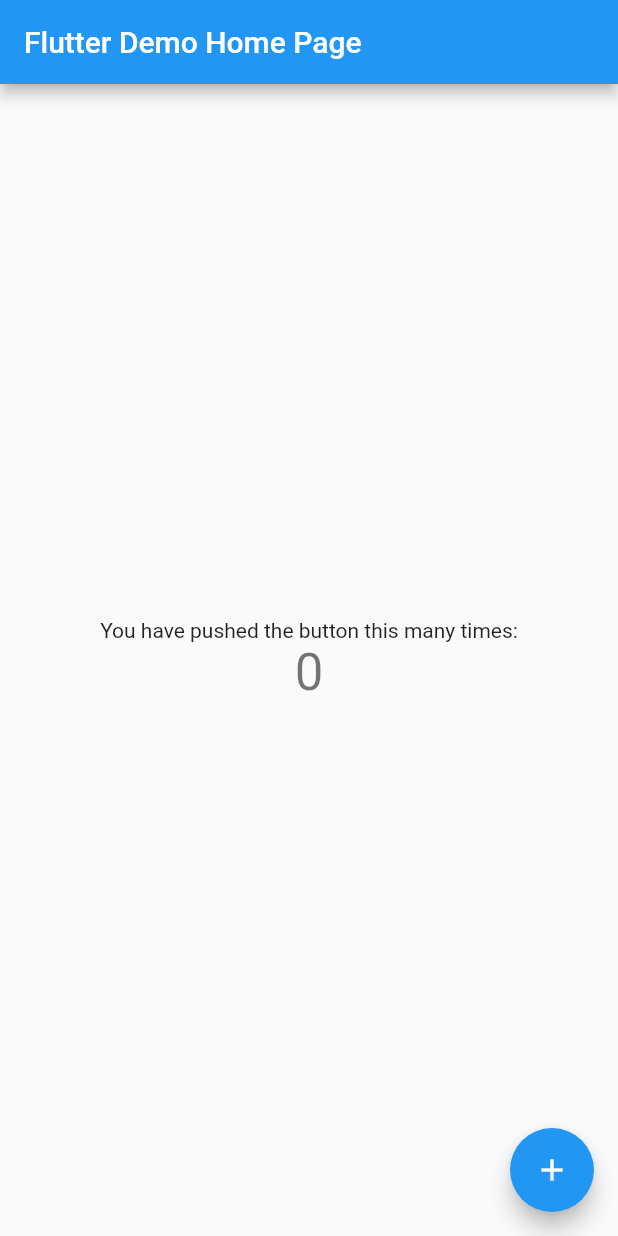
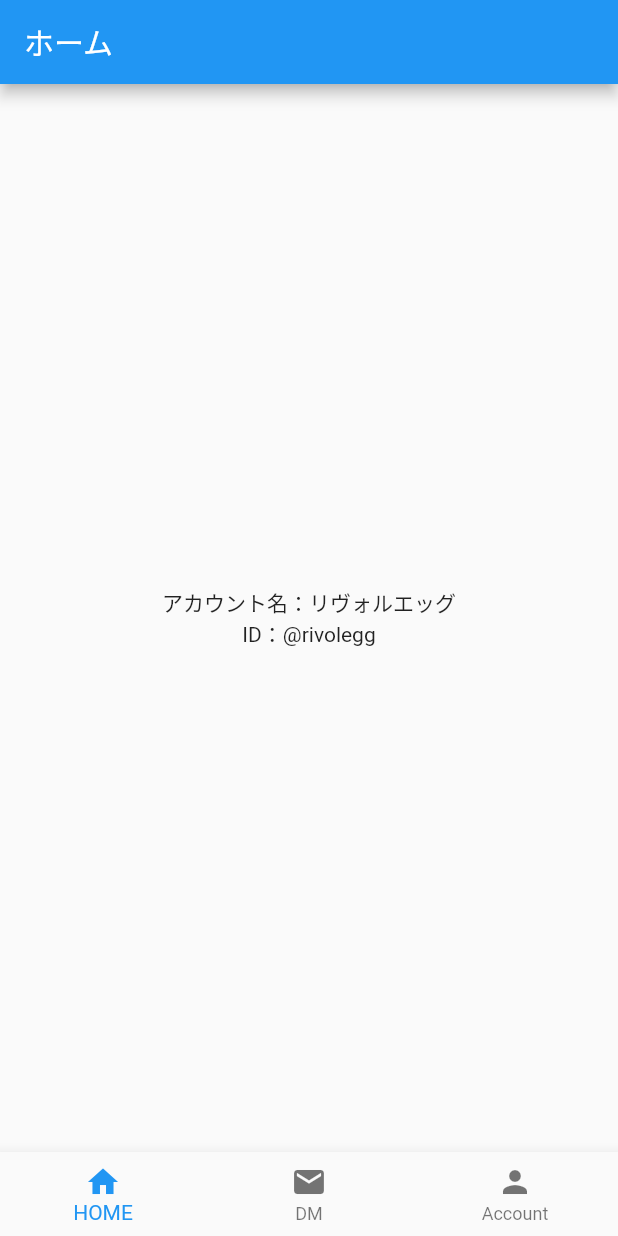
Before and after one commit to Ryota-nino/twitter_dm_sender, a Flutter app: the screen it shows after launch, on a phone screen of 412 x 824 dp. Run offline on Flutter 3.47's test engine with Material 2 defaults, Android fonts, the light colour scheme and no system bars; our stand-ins replace sqflite; accounts and stored records are empty.

Commit message:
`add` 簡単なレイアウト作成

```diff
--- /dev/null
+++ b/lib/home_screen.dart
@@ -0,0 +1,29 @@
+import 'package:flutter/material.dart';
+
+class HomeScreen extends StatelessWidget {
+  const HomeScreen({
+    super.key,
+  });
+
+  @override
+  Widget build(BuildContext context) {
+    return Scaffold(
+      appBar: AppBar(
+        title: Text("ホーム"),
+      ),
+      body: GestureDetector(
+        onTap: () => FocusManager.instance.primaryFocus?.unfocus(),
+        behavior: HitTestBehavior.opaque,
+        child: Center(
+          child: Column(
+            mainAxisAlignment: MainAxisAlignment.center,
+            children: [
+              Text("アカウント名：リヴォルエッグ"),
+              Text("ID：@rivolegg"),
+            ],
+          ),
+        ),
+      ),
+    );
+  }
+}
--- a/lib/main.dart
+++ b/lib/main.dart
@@ -1,45 +1,79 @@
 import 'package:flutter/material.dart';
+import 'package:flutter/services.dart';
+import 'package:twitter_dm_sender/account_screen.dart';
+import 'package:twitter_dm_sender/direct_message_screen.dart';
+import 'package:twitter_dm_sender/home_screen.dart';
 
 void main() {
   runApp(const MyApp());
 }
 
-class MyApp extends StatelessWidget {
+class MyApp extends StatefulWidget {
   const MyApp({super.key});
 
-  // This widget is the root of your application.
+  @override
+  State<MyApp> createState() => _MyAppState();
+}
+
+class _MyAppState extends State<MyApp> {
+  // ページインデックス保存用
+  int _screen = 0;
+  // 表示する Widget の一覧
+  static final List<Widget> _pageList = [
+    const HomeScreen(),
+    const DirectMessageScreen(title: "メッセージ一覧"),
+    const AccountScreen(),
+  ];
+
+  // ページ下部に並べるナビゲーションメニューの一覧
+  List<BottomNavigationBarItem> myBottomNavBarItems() {
+    return [
+      const BottomNavigationBarItem(
+        icon: Icon(Icons.home),
+        label: 'HOME',
+      ),
+      const BottomNavigationBarItem(
+        icon: Icon(Icons.mail),
+        label: 'DM',
+      ),
+      const BottomNavigationBarItem(
+        icon: Icon(Icons.person),
+        label: 'Account',
+      ),
+    ];
+  }
+
   @override
   Widget build(BuildContext context) {
     return MaterialApp(
-      title: 'Flutter Demo',
+      title: 'DM一斉送信',
       theme: ThemeData(
-        // This is the theme of your application.
-        //
-        // Try running your application with "flutter run". You'll see the
-        // application has a blue toolbar. Then, without quitting the app, try
-        // changing the primarySwatch below to Colors.green and then invoke
-        // "hot reload" (press "r" in the console where you ran "flutter run",
-        // or simply save your changes to "hot reload" in a Flutter IDE).
-        // Notice that the counter didn't reset back to zero; the application
-        // is not restarted.
         primarySwatch: Colors.blue,
       ),
-      home: const MyHomePage(title: 'Flutter Demo Home Page'),
+      home: Scaffold(
+        // ページビュー
+        body: _pageList[_screen],
+        // ページ下部のナビゲーションメニュー
+        bottomNavigationBar: BottomNavigationBar(
+          // 現在のページインデックス
+          currentIndex: _screen,
+          // onTapでナビゲーションメニューがタップされた時の処理を定義
+          onTap: (index) {
+            setState(() {
+              // ページインデックスを更新
+              _screen = index;
+            });
+          },
+          // 定義済のナビゲーションメニューのアイテムリスト
+          items: myBottomNavBarItems(),
+        ),
+      ),
     );
   }
 }
 
 class MyHomePage extends StatefulWidget {
   const MyHomePage({super.key, required this.title});
-
-  // This widget is the home page of your application. It is stateful, meaning
-  // that it has a State object (defined below) that contains fields that affect
-  // how it looks.
-
-  // This class is the configuration for the state. It holds the values (in this
-  // case the title) provided by the parent (in this case the App widget) and
-  // used by the build method of the State. Fields in a Widget subclass are
-  // always marked "final".
 
   final String title;
 
@@ -48,68 +82,8 @@
 }
 
 class _MyHomePageState extends State<MyHomePage> {
-  int _counter = 0;
-
-  void _incrementCounter() {
-    setState(() {
-      // This call to setState tells the Flutter framework that something has
-      // changed in this State, which causes it to rerun the build method below
-      // so that the display can reflect the updated values. If we changed
-      // _counter without calling setState(), then the build method would not be
-      // called again, and so nothing would appear to happen.
-      _counter++;
-    });
-  }
-
   @override
   Widget build(BuildContext context) {
-    // This method is rerun every time setState is called, for instance as done
-    // by the _incrementCounter method above.
-    //
-    // The Flutter framework has been optimized to make rerunning build methods
-    // fast, so that you can just rebuild anything that needs updating rather
-    // than having to individually change instances of widgets.
-    return Scaffold(
-      appBar: AppBar(
-        // Here we take the value from the MyHomePage object that was created by
-        // the App.build method, and use it to set our appbar title.
-        title: Text(widget.title),
-      ),
-      body: Center(
-        // Center is a layout widget. It takes a single child and positions it
-        // in the middle of the parent.
-        child: Column(
-          // Column is also a layout widget. It takes a list of children and
-          // arranges them vertically. By default, it sizes itself to fit its
-          // children horizontally, and tries to be as tall as its parent.
-          //
-          // Invoke "debug painting" (press "p" in the console, choose the
-          // "Toggle Debug Paint" action from the Flutter Inspector in Android
-          // Studio, or the "Toggle Debug Paint" command in Visual Studio Code)
-          // to see the wireframe for each widget.
-          //
-          // Column has various properties to control how it sizes itself and
-          // how it positions its children. Here we use mainAxisAlignment to
-          // center the children vertically; the main axis here is the vertical
-          // axis because Columns are vertical (the cross axis would be
-          // horizontal).
-          mainAxisAlignment: MainAxisAlignment.center,
-          children: <Widget>[
-            const Text(
-              'You have pushed the button this many times:',
-            ),
-            Text(
-              '$_counter',
-              style: Theme.of(context).textTheme.headlineMedium,
-            ),
-          ],
-        ),
-      ),
-      floatingActionButton: FloatingActionButton(
-        onPressed: _incrementCounter,
-        tooltip: 'Increment',
-        child: const Icon(Icons.add),
-      ), // This trailing comma makes auto-formatting nicer for build methods.
-    );
+    return const HomeScreen();
   }
 }
```
Also changed, not shown: lib/account_screen.dart (added, +14 -0 lines), lib/direct_message_screen.dart (added, +58 -0 lines), lib/regist_message_screen.dart (added, +88 -0 lines), pubspec.yaml (+3 -53 lines), pubspec.lock, 10 other files.
